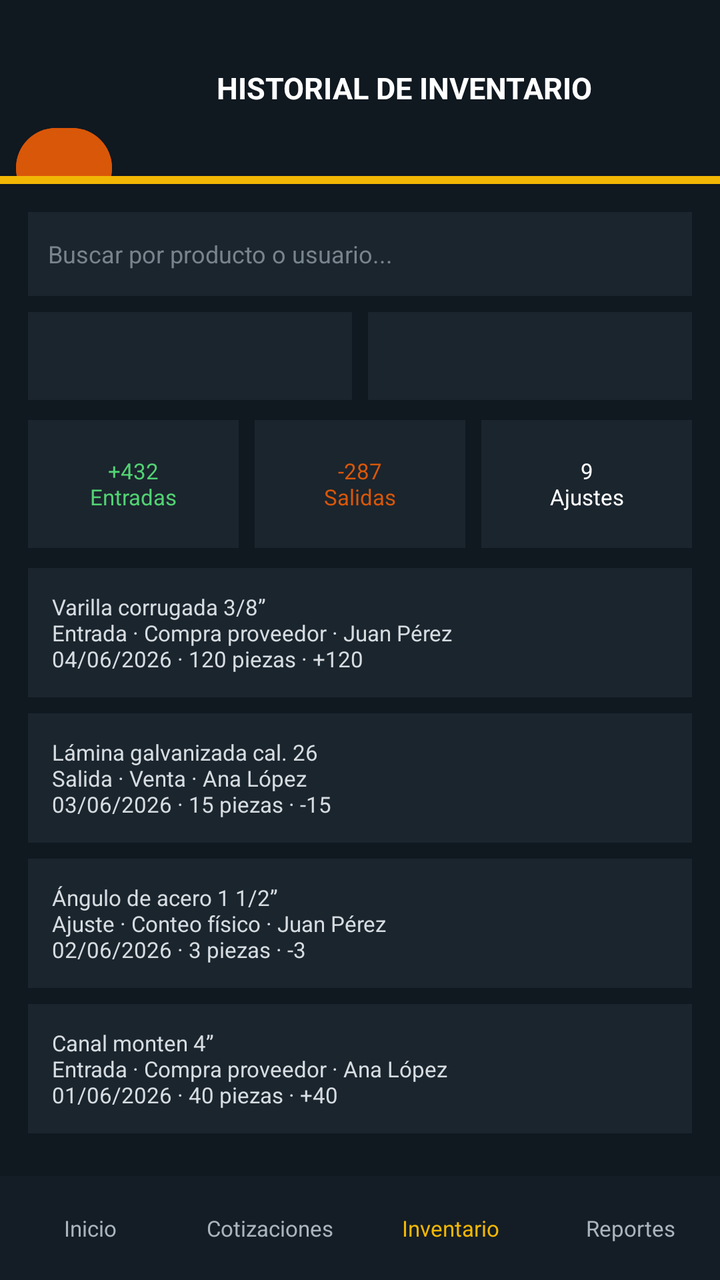
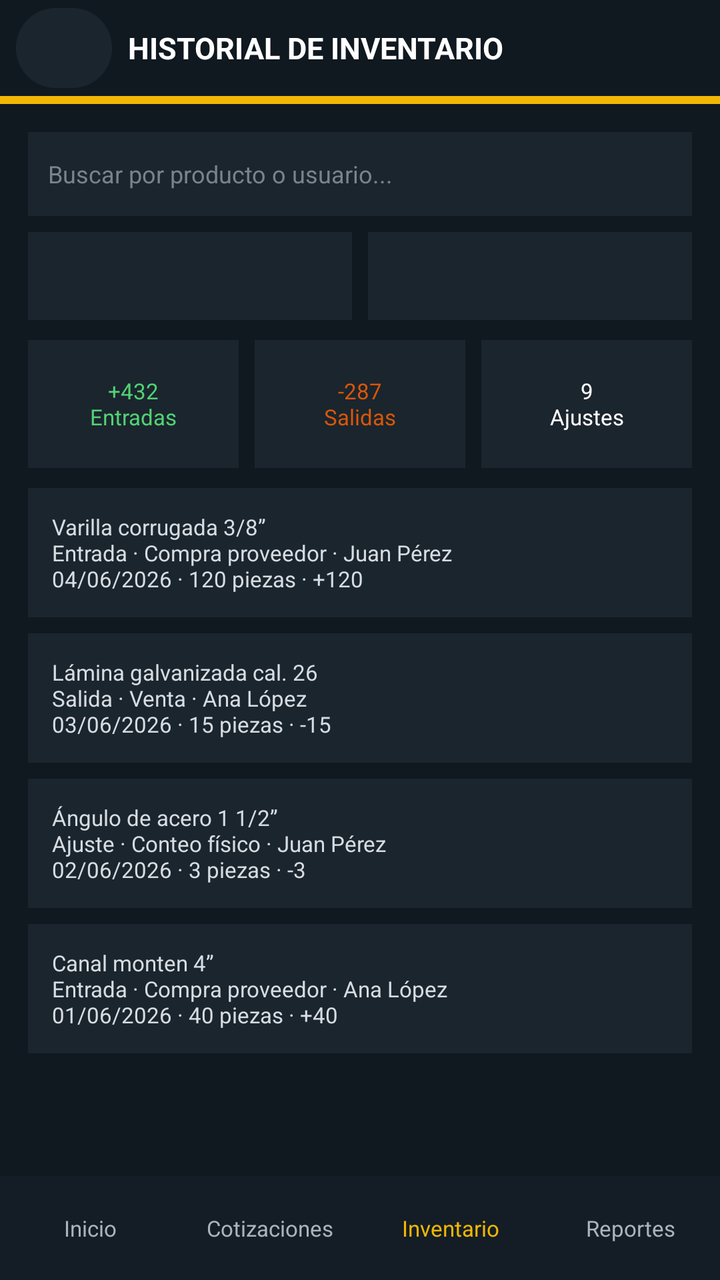

An Android layout rendered at two revisions. The XML below is the earlier revision; the diff shows what the commit changed to produce the second picture.
<!-- AndroidManifest.xml: application theme Theme.Aceroswecorp -->
<!-- res/layout/activity_historial_inventario.xml -->
<?xml version="1.0" encoding="utf-8"?>
<LinearLayout xmlns:android="http://schemas.android.com/apk/res/android"
    android:id="@+id/screen_root"
    android:layout_width="match_parent"
    android:layout_height="match_parent"
    android:background="#101820"
    android:orientation="vertical">

    <LinearLayout
        android:layout_width="match_parent"
        android:layout_height="wrap_content"
        android:gravity="center_vertical"
        android:orientation="horizontal"
        android:paddingStart="8dp"
        android:paddingEnd="12dp">

        <Button
            android:id="@+id/screen_back"
            android:layout_width="48dp"
            android:layout_height="48dp"
            android:backgroundTint="#D95708"
            android:contentDescription="@string/back"
            android:layout_marginTop="40dp"
            android:text="@string/back_arrow"
            android:textColor="#FFFFFF"
            android:textSize="24sp" />

        <TextView
            android:layout_width="0dp"
            android:layout_height="wrap_content"
            android:layout_weight="1"
            android:gravity="center"
            android:text="HISTORIAL DE INVENTARIO"
            android:textColor="#FFFFFF"
            android:textSize="15sp"
            android:textStyle="bold" />
    </LinearLayout>

    <TextView android:layout_width="match_parent" android:layout_height="4dp" android:background="#F2B705" />

    <ScrollView
        android:layout_width="match_parent"
        android:layout_height="0dp"
        android:layout_weight="1">

        <LinearLayout
            android:layout_width="match_parent"
            android:layout_height="wrap_content"
            android:orientation="vertical"
            android:padding="14dp">

            <EditText android:layout_width="match_parent" android:layout_height="42dp" android:background="#1B252E" android:hint="Buscar por producto o usuario..." android:padding="10dp" android:textColor="#FFFFFF" android:textColorHint="#78848D" android:textSize="12sp" />
            <LinearLayout android:layout_width="match_parent" android:layout_height="44dp" android:layout_marginTop="8dp" android:orientation="horizontal">
                <Spinner android:layout_width="0dp" android:layout_height="match_parent" android:layout_marginEnd="4dp" android:layout_weight="1" android:background="#1B252E" android:prompt="@string/all_inventory_movements" />
                <Spinner android:layout_width="0dp" android:layout_height="match_parent" android:layout_marginStart="4dp" android:layout_weight="1" android:background="#1B252E" android:prompt="@string/last_30_days" />
            </LinearLayout>

            <LinearLayout android:layout_width="match_parent" android:layout_height="64dp" android:layout_marginTop="10dp" android:orientation="horizontal">
                <TextView android:layout_width="0dp" android:layout_height="match_parent" android:layout_marginEnd="4dp" android:layout_weight="1" android:background="#1B252E" android:gravity="center" android:text="+432&#10;Entradas" android:textColor="#52D273" android:textSize="11sp" />
                <TextView android:layout_width="0dp" android:layout_height="match_parent" android:layout_marginStart="4dp" android:layout_marginEnd="4dp" android:layout_weight="1" android:background="#1B252E" android:gravity="center" android:text="-287&#10;Salidas" android:textColor="#D95708" android:textSize="11sp" />
                <TextView android:layout_width="0dp" android:layout_height="match_parent" android:layout_marginStart="4dp" android:layout_weight="1" android:background="#1B252E" android:gravity="center" android:text="9&#10;Ajustes" android:textColor="#FFFFFF" android:textSize="11sp" />
            </LinearLayout>

            <TextView android:layout_width="match_parent" android:layout_height="wrap_content" android:layout_marginTop="10dp" android:background="#1B252E" android:padding="12dp" android:text="Varilla corrugada 3/8”&#10;Entrada · Compra proveedor · Juan Pérez&#10;04/06/2026 · 120 piezas · +120" android:textColor="#D6DCE0" android:textSize="11sp" />
            <TextView android:layout_width="match_parent" android:layout_height="wrap_content" android:layout_marginTop="8dp" android:background="#1B252E" android:padding="12dp" android:text="Lámina galvanizada cal. 26&#10;Salida · Venta · Ana López&#10;03/06/2026 · 15 piezas · -15" android:textColor="#D6DCE0" android:textSize="11sp" />
            <TextView android:layout_width="match_parent" android:layout_height="wrap_content" android:layout_marginTop="8dp" android:background="#1B252E" android:padding="12dp" android:text="Ángulo de acero 1 1/2”&#10;Ajuste · Conteo físico · Juan Pérez&#10;02/06/2026 · 3 piezas · -3" android:textColor="#D6DCE0" android:textSize="11sp" />
            <TextView android:layout_width="match_parent" android:layout_height="wrap_content" android:layout_marginTop="8dp" android:background="#1B252E" android:padding="12dp" android:text="Canal monten 4”&#10;Entrada · Compra proveedor · Ana López&#10;01/06/2026 · 40 piezas · +40" android:textColor="#D6DCE0" android:textSize="11sp" />
        </LinearLayout>
    </ScrollView>

    <LinearLayout android:layout_width="match_parent" android:layout_height="52dp" android:background="#141D25" android:gravity="center" android:orientation="horizontal">
        <TextView android:id="@+id/nav_inicio" android:layout_width="0dp" android:layout_height="match_parent" android:layout_weight="1" android:gravity="center" android:text="Inicio" android:textColor="#AAB4BC" android:textSize="11sp" />
        <TextView android:id="@+id/nav_cotizaciones" android:layout_width="0dp" android:layout_height="match_parent" android:layout_weight="1" android:gravity="center" android:text="Cotizaciones" android:textColor="#AAB4BC" android:textSize="11sp" />
        <TextView android:id="@+id/nav_inventario" android:layout_width="0dp" android:layout_height="match_parent" android:layout_weight="1" android:gravity="center" android:text="Inventario" android:textColor="#F2B705" android:textSize="11sp" />
        <TextView android:id="@+id/nav_reportes" android:layout_width="0dp" android:layout_height="match_parent" android:layout_weight="1" android:gravity="center" android:text="Reportes" android:textColor="#AAB4BC" android:textSize="11sp" />
    </LinearLayout>
</LinearLayout>
<!-- resources referenced by this layout -->
<resources>
  <string name="all_inventory_movements">Todos los movimientos</string>
  <string name="back">Volver</string>
  <string name="back_arrow">‹</string>
  <string name="last_30_days">Últimos 30 días</string>
  <style name="Theme.Aceroswecorp" parent="Base.Theme.Aceroswecorp" />
  <style name="Base.Theme.Aceroswecorp" parent="Theme.Material3.DayNight.NoActionBar">
          
          
      </style>
</resources>

<!-- the commit's change to res/layout/activity_historial_inventario.xml (unified diff, before → after) -->
@@ -18,9 +18,8 @@
             android:id="@+id/screen_back"
             android:layout_width="48dp"
             android:layout_height="48dp"
-            android:backgroundTint="#D95708"
+            android:backgroundTint="#1B252E"
             android:contentDescription="@string/back"
-            android:layout_marginTop="40dp"
             android:text="@string/back_arrow"
             android:textColor="#FFFFFF"
             android:textSize="24sp" />
@@ -29,7 +28,8 @@
             android:layout_width="0dp"
             android:layout_height="wrap_content"
             android:layout_weight="1"
-            android:gravity="center"
+            android:layout_marginStart="8dp"
+            android:gravity="start|center_vertical"
             android:text="HISTORIAL DE INVENTARIO"
             android:textColor="#FFFFFF"
             android:textSize="15sp"
